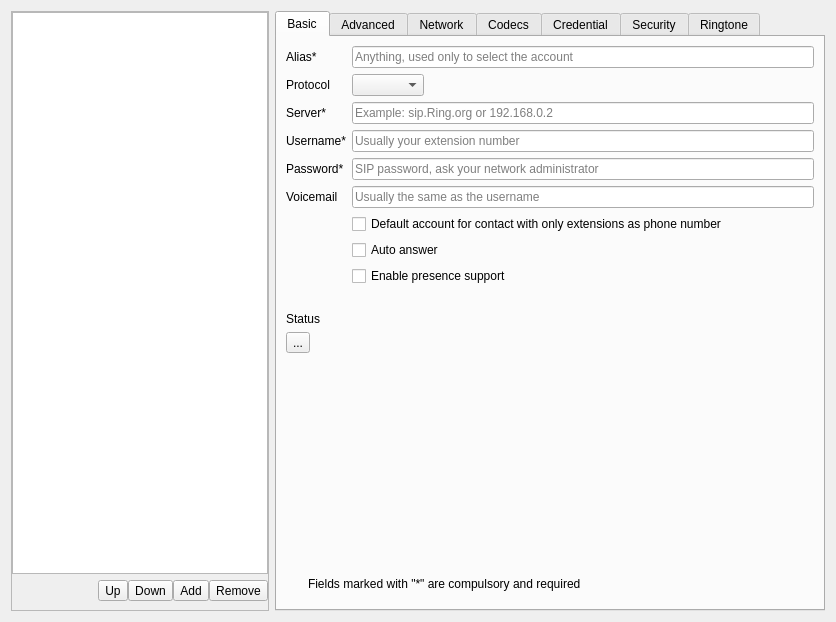
This is src/conf/dlgaccountsbase.ui in KDE/ring-kde as Qt 5 draws it before an edit. The edited form follows.
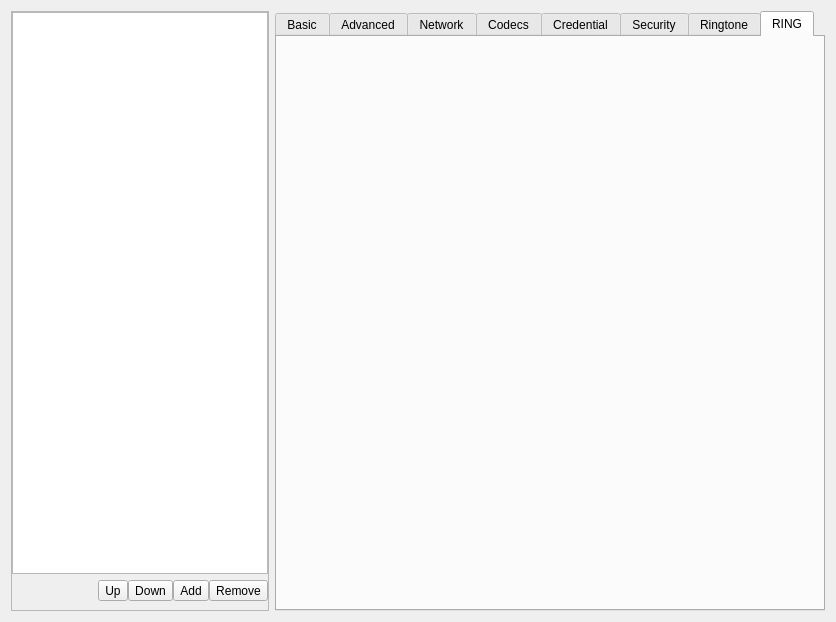
This is the edited form. The open tabs and pages were chosen to show the change. Custom widgets are drawn as their Qt base class.

Patch:
```diff
--- a/src/conf/dlgaccountsbase.ui
+++ b/src/conf/dlgaccountsbase.ui
@@ -359,7 +359,7 @@
             <item row="6" column="1">
              <widget class="QCheckBox" name="m_pDefaultAccount">
               <property name="text">
-               <string>Default account for contact with only extensions as phone number</string>
+               <string>TODO REMOVE Default account for contact with only extensions as phone number</string>
               </property>
              </widget>
             </item>
@@ -1699,6 +1699,16 @@
           </item>
          </layout>
         </widget>
+        <widget class="QWidget" name="tab_2">
+         <attribute name="title">
+          <string>RING</string>
+         </attribute>
+         <layout class="QVBoxLayout" name="verticalLayout_10">
+          <item>
+           <widget class="DlgDht" name="m_pDlgDht" native="true"/>
+          </item>
+         </layout>
+        </widget>
        </widget>
       </item>
      </layout>
@@ -1749,6 +1759,12 @@
    <extends>QComboBox</extends>
    <header>widgets/autocombobox.h</header>
   </customwidget>
+  <customwidget>
+   <class>DlgDht</class>
+   <extends>QWidget</extends>
+   <header>conf/dlgdht.h</header>
+   <container>1</container>
+  </customwidget>
  </customwidgets>
  <resources>
   <include location="../qrc/resources.qrc"/>
```
Left out of the diff: 2 changed lines with no effect on the pictures.
